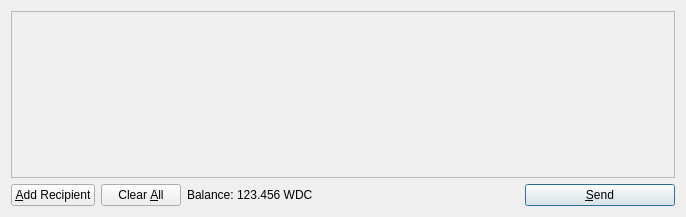
First picture: the form in src/qt/forms/sendcoinsdialog.ui, repository krugercoinproject/krugercoin, before the edit.
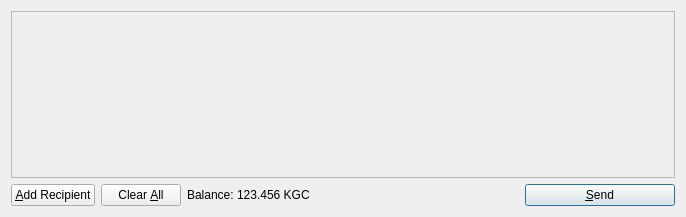
Second picture: the form after the edit. Icons and pictures are not drawn.

```diff
--- a/src/qt/forms/sendcoinsdialog.ui
+++ b/src/qt/forms/sendcoinsdialog.ui
@@ -119,7 +119,7 @@
           <cursorShape>IBeamCursor</cursorShape>
          </property>
          <property name="text">
-          <string>123.456 WDC</string>
+          <string>123.456 KGC</string>
          </property>
          <property name="textInteractionFlags">
           <set>Qt::LinksAccessibleByMouse|Qt::TextSelectableByKeyboard|Qt::TextSelectableByMouse</set>
```
